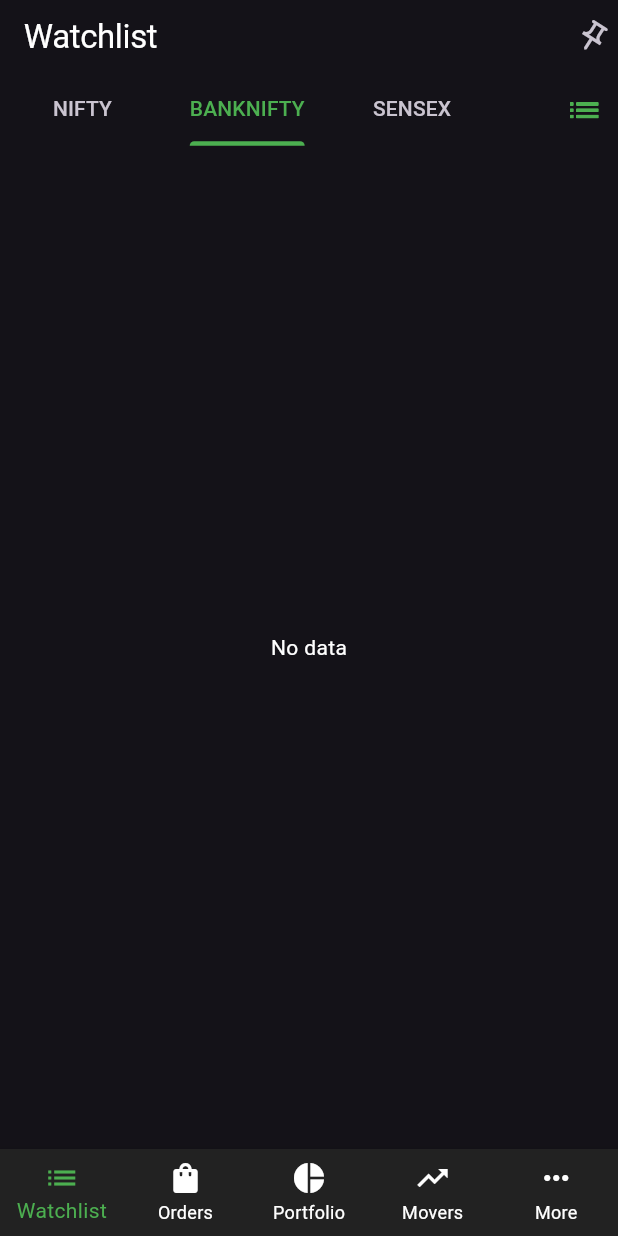
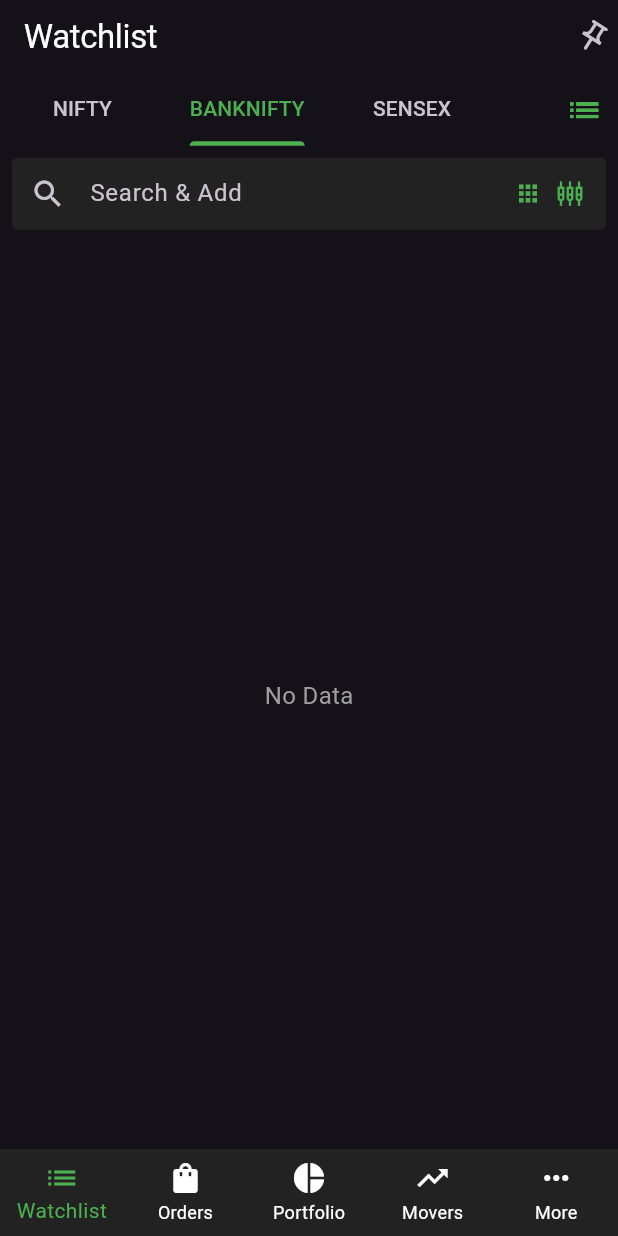
Before and after one commit to Sathixxh/IouringTask, a Flutter app: the screen it shows after launch, tab 2 chosen, on a phone screen of 412 x 824 dp. Run offline on Flutter 3.47's test engine with Material 3 defaults, Android fonts, the phone set to English and light mode, and no system bars; our stand-ins replace equatable, flutter_bloc, get_it.

Commit message:
ui update

```diff
--- a/iouringtask/lib/Features/WatchListMain/Data/model/watchlistmodel.dart
+++ b/iouringtask/lib/Features/WatchListMain/Data/model/watchlistmodel.dart
@@ -4,7 +4,7 @@ class WatchListModel {
   final double price;
   final double change;
   final double percentageChange;
-    final double navValue;
+    final int navValue;
 
   WatchListModel({
     required this.symbol,
@@ -15,3 +15,20 @@ class WatchListModel {
         required this.navValue,
   });
 }
+class BankListModel {
+  final String symbol;
+  final String exchange;
+  final double price;
+  final double change;
+  final double percentageChange;
+    final int navValue;
+
+  BankListModel({
+    required this.symbol,
+    required this.exchange,
+    required this.price,
+    required this.change,
+    required this.percentageChange,
+        required this.navValue,
+  });
+}
--- a/iouringtask/lib/Features/WatchListMain/Presentation/screens/Dashboard/homescreen.dart
+++ b/iouringtask/lib/Features/WatchListMain/Presentation/screens/Dashboard/homescreen.dart
@@ -12,7 +12,13 @@ class HomeScreen extends StatefulWidget {
 class _HomeScreenState extends State<HomeScreen> {
   static List<Widget> Screens = <Widget>[
     WatchlistScreen(),
-    const Center(child: Text('Orders Screen')),
+     Column(
+      mainAxisAlignment: MainAxisAlignment.center,
+      children: [
+        Icon(Icons.list),
+        Text('Orders Screen'),
+      ],
+         ),
     const Center(child: Text('Portfolio Screen')),
     const Center(child: Text('Movers Screen')),
     const Center(child: Text('More Screen')),
--- a/iouringtask/lib/Features/WatchListMain/Presentation/screens/bottomNaavigation.dart/searchpage.dart
+++ b/iouringtask/lib/Features/WatchListMain/Presentation/screens/bottomNaavigation.dart/searchpage.dart
@@ -39,7 +39,7 @@ class SearchScreen extends StatelessWidget {
       ),
       body: Center(
         child: Text(
-          "No Data",
+          "data Not Found",
           style: Theme.of(context)
               .textTheme
               .bodyMedium!
--- a/iouringtask/lib/Features/WatchListMain/Presentation/screens/bottomNaavigation.dart/watchlistscreen.dart
+++ b/iouringtask/lib/Features/WatchListMain/Presentation/screens/bottomNaavigation.dart/watchlistscreen.dart
@@ -1,8 +1,6 @@
-import 'dart:math';
 import 'package:flutter_bloc/flutter_bloc.dart';
 import 'package:flutter/material.dart';
-import 'package:flutter/widgets.dart';
-import 'package:flutter_bloc/flutter_bloc.dart';
+
 import 'package:iouringtask/Features/WatchListMain/Presentation/bloc/bloc_cubit.dart';
 import 'package:iouringtask/Features/WatchListMain/Presentation/bloc/bloc_screen.dart';
 import 'package:iouringtask/Features/WatchListMain/Presentation/bloc/bloc_state.dart';
@@ -10,7 +8,6 @@ import 'package:iouringtask/Features/WatchListMain/Presentation/commonwidgets/te
 import 'package:iouringtask/Features/WatchListMain/Presentation/screens/bottomNaavigation.dart/searchpage.dart';
 
 import 'package:iouringtask/core/Themes/stylecolors.dart';
-
 
 class WatchlistScreen extends StatefulWidget {
   @override
@@ -107,7 +104,7 @@ class _WatchlistScreenState extends State<WatchlistScreen>
                           children: [
                             Icon(
                               size: 18,
-                              Icons.grid_view_sharp,
+                              Icons.apps_rounded,
                               color: ColorPallete.dark_secondaryColor,
                             ),
                             SizedBox(
@@ -115,7 +112,7 @@ class _WatchlistScreenState extends State<WatchlistScreen>
                             ),
                             Icon(
                               size: 18,
-                              Icons.settings_input_composite_rounded,
+                              Icons.settings_input_component_outlined,
                               color: ColorPallete.dark_secondaryColor,
                             ),
                             SizedBox(
@@ -133,41 +130,65 @@ class _WatchlistScreenState extends State<WatchlistScreen>
                         } else if (state is WatchListSuccessState) {
                           return ListView(
                             children: [
-                              ...state.watchListDetails.map((item) =>
-ListTile(
+                              ...state.watchListDetails.map(
+                                (item) => ListTile(
                                   onTap: () {},
                                   title: Text(item.symbol),
-      subtitle: Text(item.exchange),
+                                  subtitle: Row(
+                                    children: [
+                                      Text(item.exchange),
+                                      Spacer(),
+                                      Visibility(
+                                          visible: item.navValue != 0,
+                                          child: Icon(
+                                            Icons.badge,
+                                            size: 15,
+                                          )),
+                                      Visibility(
+                                          visible: item.navValue != 0,
+                                          child:
+                                              Text(item.navValue.toString())),
+                                      Spacer(
+                                        flex: 9,
+                                      )
+                                    ],
+                                  ),
                                   trailing: Column(
                                     mainAxisAlignment: MainAxisAlignment.center,
                                     children: [
                                       SizedBox(
-            width: MediaQuery.of(context).size.width *0.2
-,            child: Row(
+                                        width:
+                                            MediaQuery.of(context).size.width *
+                                                0.2,
+                                        child: Row(
                                           children: [
-                Icon(Icons.arrow_drop_up_sharp,color: ColorPallete.dark_secondaryColor,),
+                                            Icon(
+                                              Icons.arrow_drop_up_sharp,
+                                              color: ColorPallete
+                                                  .dark_secondaryColor,
+                                            ),
                                             Text(
                                               item.price.toString(),
                                               style: Theme.of(context)
                                                   .textTheme
                                                   .bodySmall!
-                      .copyWith(color: ColorPallete.dark_secondaryColor),
+                                                  .copyWith(
+                                                      color: ColorPallete
+                                                          .dark_secondaryColor),
                                             ),
                                           ],
                                         ),
                                       ),
                                       Text(
                                         "+${item.change} (${item.percentageChange}%)",
-            style: const TextStyle(color: ColorPallete.light_textcolor),
+                                        style: const TextStyle(
+                                            color:
+                                                ColorPallete.light_textcolor),
                                       ),
                                     ],
                                   ),
                                 ),
                               ),
-
-
-
-
                               SizedBox(
                                 height: 30,
                               ),
@@ -223,12 +244,107 @@ ListTile(
                   const SizedBox()
                 ],
               ),
-              const Center(
-                child: Text("No data"),
+               Column(
+  children: [
+    Padding(
+      padding: const EdgeInsets.all(8.0),
+      child: CustomTextformfield(
+        onTap: () {
+          FocusScope.of(context).unfocus();
+          Navigator.push(
+            context,
+            MaterialPageRoute(
+              builder: (context) => SearchScreen(),
             ),
-              const Center(
-                child: Text("No data"),
+          );
+        },
+        hintText: 'Search & Add',
+        prefixIcon: const Icon(Icons.search),
+        suffixIcon: const Row(
+          mainAxisSize: MainAxisSize.min,
+          mainAxisAlignment: MainAxisAlignment.end,
+          children: [
+            Icon(
+              size: 18,
+              Icons.apps_rounded,
+              color: ColorPallete.dark_secondaryColor,
+            ),
+            SizedBox(
+              width: 10,
+            ),
+            Icon(
+              size: 18,
+              Icons.settings_input_component_outlined,
+              color: ColorPallete.dark_secondaryColor,
+            ),
+            SizedBox(
+              width: 15,
             )
+          ],
+        ),
+      ),
+    ),
+    Expanded(
+      child: Center(
+        child: Text(
+          "No Data",
+          style: TextStyle(fontSize: 16, color: Colors.grey),
+        ),
+      ),
+    ),
+  ],
+),
+             Column(
+  children: [
+    Padding(
+      padding: const EdgeInsets.all(8.0),
+      child: CustomTextformfield(
+        onTap: () {
+          FocusScope.of(context).unfocus();
+          Navigator.push(
+            context,
+            MaterialPageRoute(
+              builder: (context) => SearchScreen(),
+            ),
+          );
+        },
+        hintText: 'Search & Add',
+        prefixIcon: const Icon(Icons.search),
+        suffixIcon: const Row(
+          mainAxisSize: MainAxisSize.min,
+          mainAxisAlignment: MainAxisAlignment.end,
+          children: [
+            Icon(
+              size: 18,
+              Icons.apps_rounded,
+              color: ColorPallete.dark_secondaryColor,
+            ),
+            SizedBox(
+              width: 10,
+            ),
+            Icon(
+              size: 18,
+              Icons.settings_input_component_outlined,
+              color: ColorPallete.dark_secondaryColor,
+            ),
+            SizedBox(
+              width: 15,
+            )
+          ],
+        ),
+      ),
+    ),
+    Expanded(
+      child: Center(
+        child: Text(
+          "No Data",
+          style: TextStyle(fontSize: 16, color: Colors.grey),
+        ),
+      ),
+    ),
+  ],
+)
+
             ],
           ),
         );
```
Also changed, not shown: 1 other file. Lines whose indentation alone changed are shown as unchanged.
